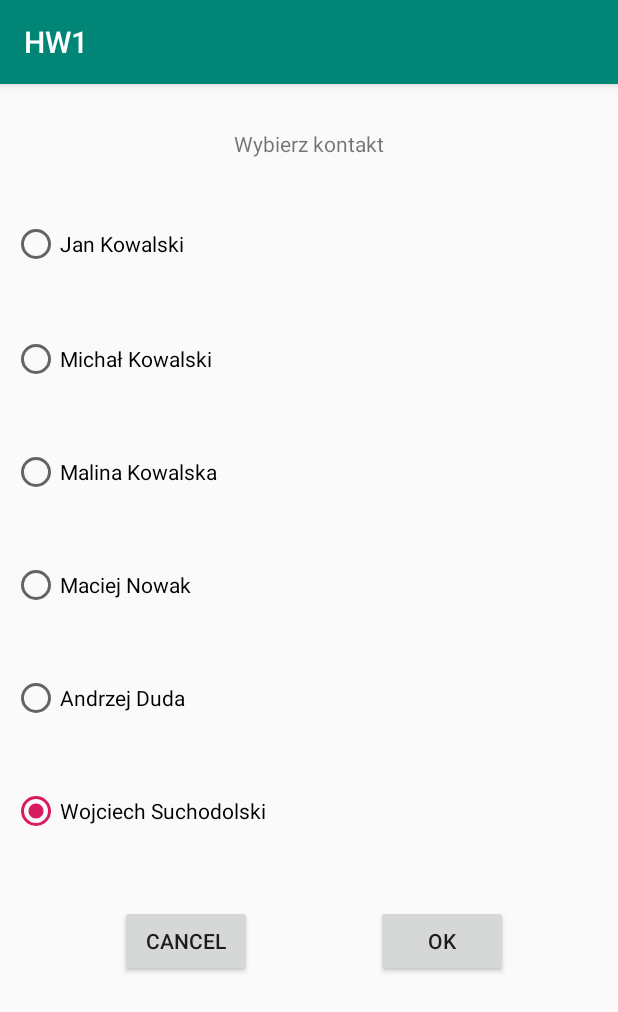
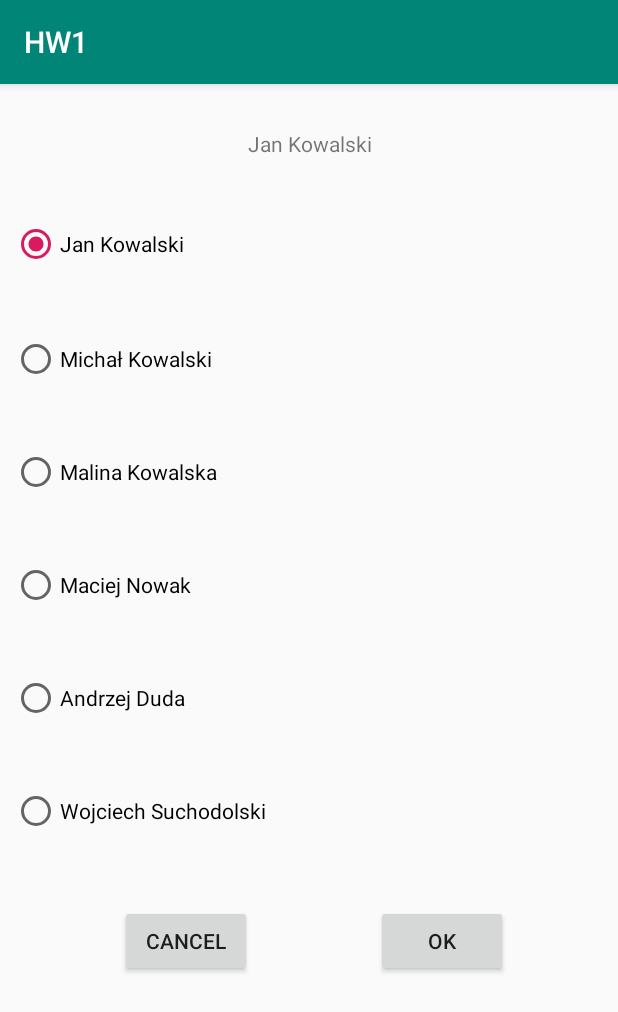
Before and after one commit to jasperpl/android_app_HW1, an Android app: the screen it shows after launch (contact_activity), after a tap on "CHANGE CONTACT", on a phone screen of 412 x 824 dp. Shown: the top 1012 px of the screen. Run offline under Robolectric (Android 15) with nearby library versions, the phone set to English and light mode, and no system bars.

Commit message:
Now avatars and contact names can change

```diff
--- a/app/src/main/java/com/example/hw1/MainActivity.java
+++ b/app/src/main/java/com/example/hw1/MainActivity.java
@@ -1,6 +1,8 @@
 package com.example.hw1;
 
 import android.content.Intent;
+import android.media.Image;
+import android.net.Uri;
 import android.os.Bundle;
 import android.support.design.widget.FloatingActionButton;
 import android.support.design.widget.Snackbar;
@@ -10,19 +12,33 @@ import android.view.View;
 import android.view.Menu;
 import android.view.MenuItem;
 import android.widget.Button;
+import android.widget.ImageView;
+import android.widget.TextView;
+
+import java.io.File;
 
 public class MainActivity extends AppCompatActivity {
     private Button button_contact;
     private Button button_sound;
+    TextView text;
+    ImageView image_view;
     @Override
     protected void onCreate(Bundle savedInstanceState) {
         super.onCreate(savedInstanceState);
         setContentView(R.layout.activity_main);
+        String savedExtra = getIntent().getStringExtra("contact_text");
+        int savedExtraImage=getIntent().getIntExtra("image", 0);;
         Toolbar toolbar = findViewById(R.id.toolbar);
         setSupportActionBar(toolbar);
         Button button_contact= findViewById(R.id.button_contact);
         Button button_sound= findViewById(R.id.button_sound);
+        image_view=findViewById(R.id.contact_avatar);
         FloatingActionButton fab = findViewById(R.id.play);
+        text = findViewById(R.id.this_contact);
+        if(getIntent().getExtras()!=null) {
+            text.setText(savedExtra);
+            image_view.setImageResource(savedExtraImage);
+        }
         fab.setOnClickListener(new View.OnClickListener() {
             @Override
             public void onClick(View view) {
--- a/app/src/main/res/layout/activity_contact_activity.xml
+++ b/app/src/main/res/layout/activity_contact_activity.xml
@@ -6,11 +6,11 @@
     android:layout_height="match_parent"
     tools:context=".contact_activity">
     <TextView
-        android:id="@+id/this_contact"
+        android:id="@+id/change_contact"
         android:layout_width="wrap_content"
         android:layout_height="wrap_content"
         android:layout_marginTop="30dp"
-        android:text="Wybierz kontakt"
+        android:text="Jan Kowalski"
         android:textAlignment="center"
         app:layout_constraintLeft_toLeftOf="parent"
         app:layout_constraintRight_toRightOf="parent"
@@ -44,7 +44,7 @@
             android:layout_height="30dp"
             android:layout_centerHorizontal="true"
             android:layout_marginTop="45dp"
-            android:checked="true"
+            android:checked="false"
             android:onClick="onRadioButtonClicked"
             android:text="Michał Kowalski" />
         <RadioButton
@@ -53,7 +53,7 @@
             android:layout_height="30dp"
             android:layout_centerHorizontal="true"
             android:layout_marginTop="45dp"
-            android:checked="true"
+            android:checked="false"
             android:onClick="onRadioButtonClicked"
             android:text="Malina Kowalska" />
         <RadioButton
@@ -62,7 +62,7 @@
             android:layout_height="30dp"
             android:layout_centerHorizontal="true"
             android:layout_marginTop="45dp"
-            android:checked="true"
+            android:checked="false"
             android:onClick="onRadioButtonClicked"
             android:text="Maciej Nowak" />
         <RadioButton
@@ -71,7 +71,7 @@
             android:layout_height="30dp"
             android:layout_centerHorizontal="true"
             android:layout_marginTop="45dp"
-            android:checked="true"
+            android:checked="false"
             android:onClick="onRadioButtonClicked"
             android:text="Andrzej Duda" />
         <RadioButton
@@ -80,7 +80,7 @@
             android:layout_height="30dp"
             android:layout_centerHorizontal="true"
             android:layout_marginTop="45dp"
-            android:checked="true"
+            android:checked="false"
             android:onClick="onRadioButtonClicked"
             android:text="Wojciech Suchodolski" />
     </RadioGroup>
@@ -112,7 +112,7 @@
         android:text="OK"
         app:layout_constraintEnd_toEndOf="parent"
         app:layout_constraintHorizontal_bias="0.788"
-        app:layout_constraintRight_toRightOf="@+id/button1"
+        app:layout_constraintRight_toRightOf="@+id/button_cancel_contact"
         app:layout_constraintStart_toStartOf="parent"
         app:layout_constraintTop_toBottomOf="@+id/radioGroup" />
 </android.support.constraint.ConstraintLayout>
```
Also changed, not shown: app/src/main/java/com/example/hw1/contact_activity.java (+73 -5 lines).
